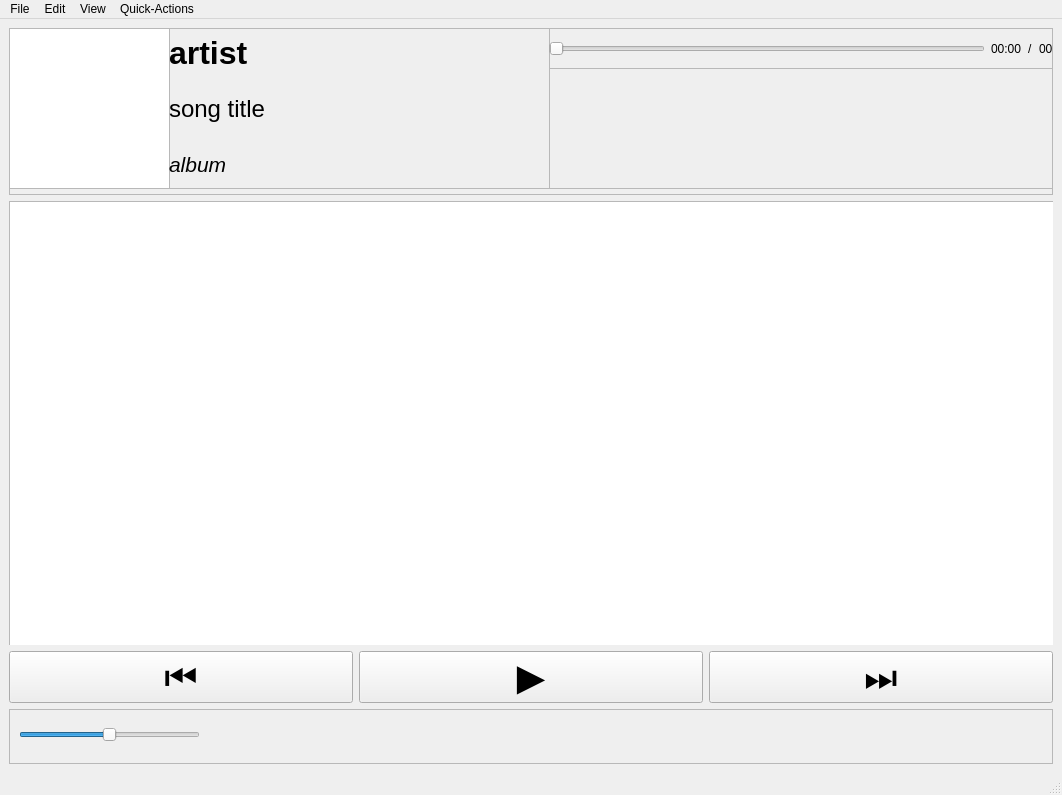
Old version of the form ui.ui in the repository billypom/musicpom.
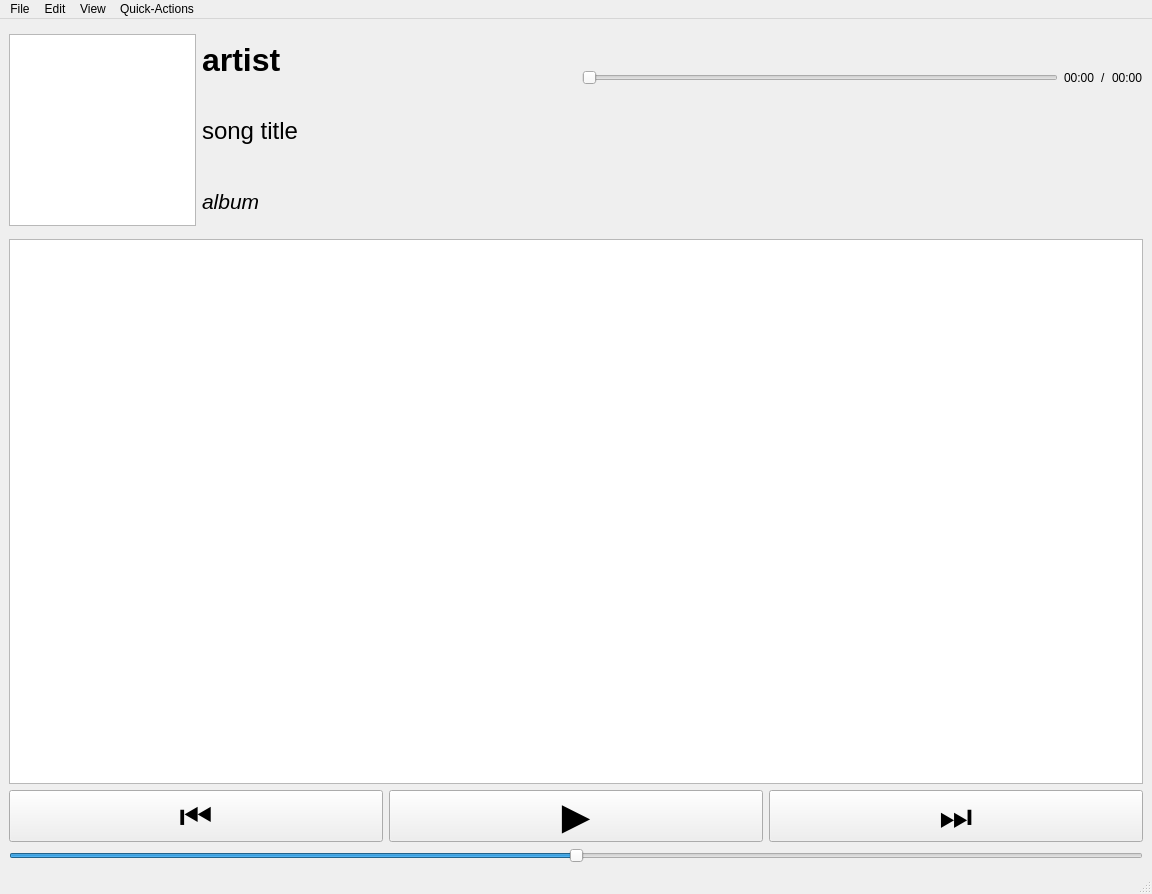
New version of the form. Custom widgets are drawn as their Qt base class.

Commit message: refactor for proper layout usage

What changed in the file:
```diff
--- a/ui.ui
+++ b/ui.ui
@@ -6,8 +6,8 @@
    <rect>
     <x>0</x>
     <y>0</y>
-    <width>1062</width>
-    <height>795</height>
+    <width>1152</width>
+    <height>894</height>
    </rect>
   </property>
   <property name="windowTitle">
@@ -19,90 +19,38 @@
   <widget class="QWidget" name="centralwidget">
    <layout class="QVBoxLayout" name="verticalLayout_3" stretch="3,8,1,1">
     <item>
-     <widget class="QFrame" name="frame_6">
-      <property name="frameShape">
-       <enum>QFrame::StyledPanel</enum>
-      </property>
-      <property name="frameShadow">
-       <enum>QFrame::Raised</enum>
-      </property>
-      <widget class="QFrame" name="frame_2">
-       <property name="geometry">
-        <rect>
-         <x>0</x>
-         <y>0</y>
-         <width>161</width>
-         <height>161</height>
-        </rect>
-       </property>
-       <property name="frameShape">
-        <enum>QFrame::StyledPanel</enum>
-       </property>
-       <property name="frameShadow">
-        <enum>QFrame::Raised</enum>
-       </property>
+     <layout class="QHBoxLayout" name="hLayoutHead" stretch="2,4,6">
+      <item>
+       <layout class="QVBoxLayout" name="vlayoutAlbumArt">
+        <item>
        <widget class="QGraphicsView" name="albumGraphicsView">
-        <property name="geometry">
-         <rect>
-          <x>0</x>
-          <y>0</y>
-          <width>161</width>
-          <height>161</height>
-         </rect>
-        </property>
-       </widget>
-      </widget>
-      <widget class="QFrame" name="frame_4">
-       <property name="geometry">
-        <rect>
-         <x>540</x>
-         <y>40</y>
-         <width>521</width>
-         <height>121</height>
-        </rect>
-       </property>
-       <property name="frameShape">
-        <enum>QFrame::StyledPanel</enum>
-       </property>
-       <property name="frameShadow">
-        <enum>QFrame::Raised</enum>
-       </property>
-       <widget class="PlotWidget" name="PlotWidget" native="true">
-        <property name="geometry">
-         <rect>
-          <x>0</x>
-          <y>0</y>
-          <width>521</width>
-          <height>121</height>
-         </rect>
-        </property>
-       </widget>
-      </widget>
-      <widget class="QFrame" name="frame_5">
-       <property name="geometry">
-        <rect>
-         <x>160</x>
-         <y>0</y>
-         <width>381</width>
-         <height>161</height>
-        </rect>
-       </property>
-       <property name="frameShape">
-        <enum>QFrame::StyledPanel</enum>
-       </property>
-       <property name="frameShadow">
-        <enum>QFrame::Raised</enum>
-       </property>
-       <widget class="QWidget" name="verticalLayoutWidget">
-        <property name="geometry">
-         <rect>
-          <x>0</x>
-          <y>0</y>
-          <width>381</width>
-          <height>161</height>
-         </rect>
-        </property>
-        <layout class="QVBoxLayout" name="verticalLayout">
+          <property name="sizePolicy">
+           <sizepolicy hsizetype="Maximum" vsizetype="Maximum">
+            <horstretch>0</horstretch>
+            <verstretch>0</verstretch>
+           </sizepolicy>
+          </property>
+          <property name="verticalScrollBarPolicy">
+           <enum>Qt::ScrollBarAlwaysOff</enum>
+          </property>
+          <property name="horizontalScrollBarPolicy">
+           <enum>Qt::ScrollBarAlwaysOff</enum>
+          </property>
+          <property name="sizeAdjustPolicy">
+           <enum>QAbstractScrollArea::AdjustIgnored</enum>
+          </property>
+          <property name="interactive">
+           <bool>false</bool>
+          </property>
+          <property name="viewportUpdateMode">
+           <enum>QGraphicsView::FullViewportUpdate</enum>
+          </property>
+         </widget>
+        </item>
+       </layout>
+      </item>
+      <item>
+       <layout class="QVBoxLayout" name="vLayoutSongDetails">
          <item>
           <widget class="QLabel" name="artistLabel">
            <property name="font">
@@ -145,17 +93,10 @@
           </widget>
          </item>
         </layout>
-       </widget>
-      </widget>
-      <widget class="QWidget" name="horizontalLayoutWidget">
-       <property name="geometry">
-        <rect>
-         <x>540</x>
-         <y>0</y>
-         <width>521</width>
-         <height>41</height>
-        </rect>
-       </property>
+      </item>
+      <item>
+       <layout class="QVBoxLayout" name="vLayoutPlaybackVisuals">
+        <item>
        <layout class="QHBoxLayout" name="horizontalLayout">
         <item>
          <widget class="QSlider" name="playbackSlider">
@@ -186,36 +127,16 @@
          </widget>
         </item>
        </layout>
-      </widget>
-     </widget>
     </item>
     <item>
-     <widget class="QFrame" name="frame">
-      <property name="sizePolicy">
-       <sizepolicy hsizetype="Expanding" vsizetype="Expanding">
-        <horstretch>0</horstretch>
-        <verstretch>0</verstretch>
-       </sizepolicy>
-      </property>
-      <property name="frameShape">
-       <enum>QFrame::StyledPanel</enum>
-      </property>
-      <property name="frameShadow">
-       <enum>QFrame::Raised</enum>
-      </property>
-      <widget class="QWidget" name="verticalLayoutWidget_2">
-       <property name="geometry">
-        <rect>
-         <x>0</x>
-         <y>0</y>
-         <width>1061</width>
-         <height>461</height>
-        </rect>
-       </property>
-       <layout class="QVBoxLayout" name="verticalLayout_2" stretch="0">
-        <property name="sizeConstraint">
-         <enum>QLayout::SetNoConstraint</enum>
-        </property>
+         <widget class="PlotWidget" name="PlotWidget" native="true"/>
+        </item>
+       </layout>
+      </item>
+     </layout>
+    </item>
+    <item>
+     <layout class="QHBoxLayout" name="hLayoutMusicTable">
         <item>
          <widget class="MusicTable" name="tableView">
           <property name="sizePolicy">
@@ -266,8 +187,6 @@
          </widget>
         </item>
        </layout>
-      </widget>
-     </widget>
     </item>
     <item>
      <layout class="QHBoxLayout" name="horizontalLayout_2">
@@ -310,22 +229,9 @@
      </layout>
     </item>
     <item>
-     <widget class="QFrame" name="frame_3">
-      <property name="frameShape">
-       <enum>QFrame::StyledPanel</enum>
-      </property>
-      <property name="frameShadow">
-       <enum>QFrame::Raised</enum>
-      </property>
+     <layout class="QHBoxLayout" name="hLayoutControls2">
+      <item>
       <widget class="QSlider" name="volumeSlider">
-       <property name="geometry">
-        <rect>
-         <x>10</x>
-         <y>10</y>
-         <width>181</width>
-         <height>31</height>
-        </rect>
-       </property>
        <property name="maximum">
         <number>100</number>
        </property>
@@ -336,7 +242,8 @@
         <enum>Qt::Horizontal</enum>
        </property>
       </widget>
-     </widget>
+      </item>
+     </layout>
     </item>
    </layout>
   </widget>
@@ -345,7 +252,7 @@
     <rect>
      <x>0</x>
      <y>0</y>
-     <width>1062</width>
+     <width>1152</width>
      <height>24</height>
     </rect>
    </property>
```
Left out of the diff: 2 changed lines with no effect on the pictures. Lines whose indentation alone changed are shown as unchanged. The commit also changes 6 other files.
